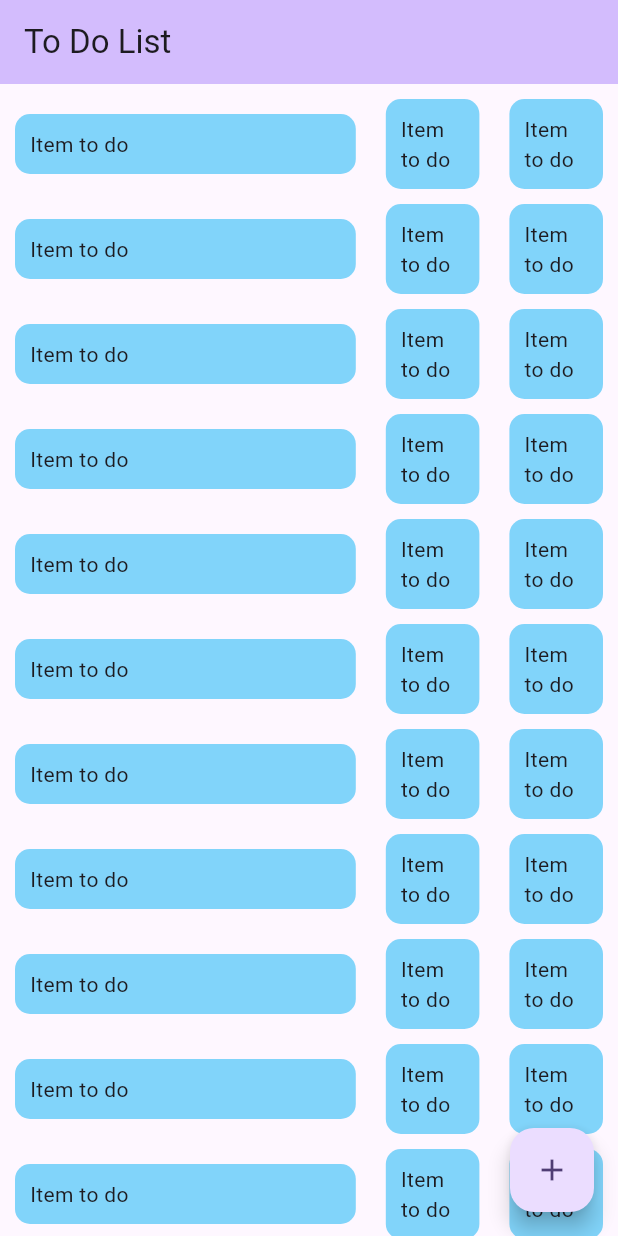
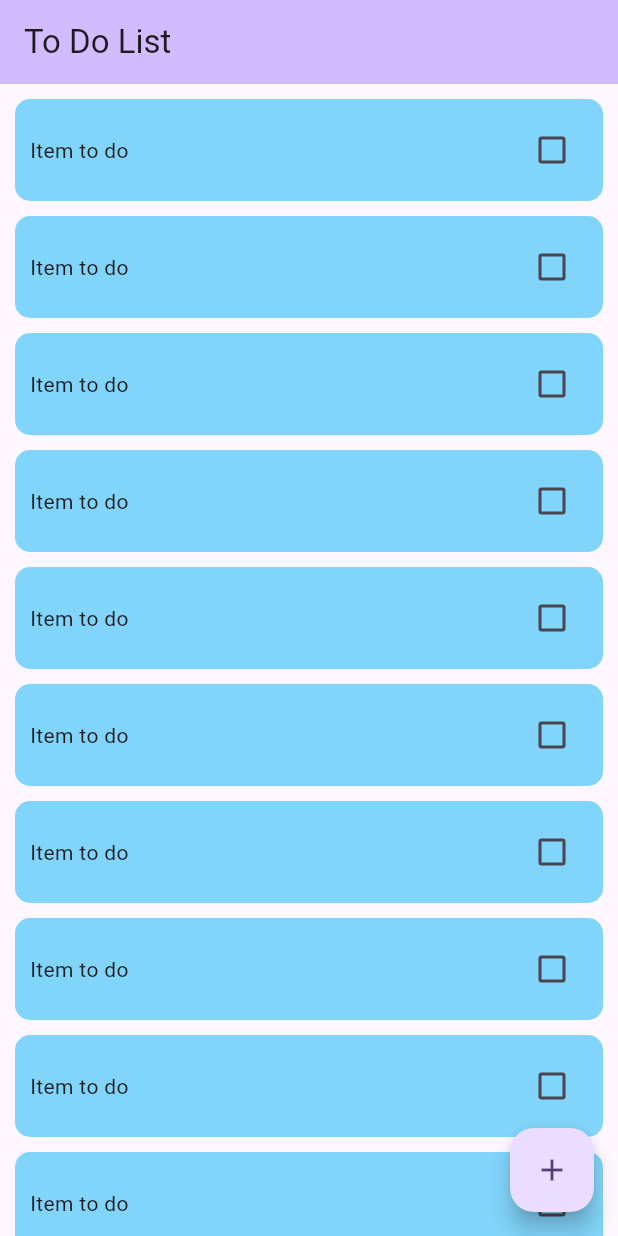
Before and after one commit to ejjat0909/flutter_to_do, a Flutter app: the screen it shows after launch, on a phone screen of 412 x 824 dp. Run offline on Flutter 3.47's test engine with Material 3 defaults, Android fonts, the phone set to English and light mode, and no system bars.

Commit message:
no message

```diff
--- a/lib/screens/home_page/components/item_container.dart
+++ b/lib/screens/home_page/components/item_container.dart
@@ -1,4 +1,6 @@
+import 'package:flutter/cupertino.dart';
 import 'package:flutter/material.dart';
+import 'package:to_do_mobile/screens/edit_to_do/edit_to_do_screen.dart';
 
 class ItemContainer extends StatefulWidget {
   const ItemContainer({
@@ -12,18 +14,60 @@ class ItemContainer extends StatefulWidget {
 class _ItemContainerState extends State<ItemContainer> {
   bool isDone = false;
   bool isOpenOptions = false;
+  bool? isChecked = false;
+
+  // alert dialog
+  Future<void> _showDeleteDialog() async {
+    return showDialog<void>(
+      context: context,
+      barrierDismissible: false, // user must tap button!
+      builder: (BuildContext context) {
+        return AlertDialog(
+          title: const Text('Delete To Do?'),
+          content: const SingleChildScrollView(
+            child: ListBody(
+              children: <Widget>[
+                Text('Are you sure you want to delete this item?'),
+              ],
+            ),
+          ),
+          actions: <Widget>[
+            TextButton(
+              child: const Text('Cancel'),
+              onPressed: () {
+                Navigator.of(context).pop();
+              },
+            ),
+            TextButton(
+              child: const Text('Delete'),
+              onPressed: () {
+                Navigator.of(context).pop();
+              },
+            ),
+          ],
+        );
+      },
+    );
+  }
 
   @override
   Widget build(BuildContext context) {
-    return Row(
-      children: [
-        Expanded(
-          flex: 3,
-          child: GestureDetector(
+    return GestureDetector(
+      onLongPress: () {
+        _showDeleteDialog();
+      },
       onTap: () {
-              setState(() {
-                isDone = !isDone;
-              });
+        // go to edit page
+        Navigator.push(
+          context,
+          CupertinoPageRoute(
+            builder: (context) {
+              return EditToDoScreen(
+                title: 'Item to do',
+              );
+            },
+          ),
+        );
       },
       child: Container(
         width: double.infinity,
@@ -32,7 +76,10 @@ class _ItemContainerState extends State<ItemContainer> {
         decoration: BoxDecoration(
             color: Colors.lightBlue[200],
             borderRadius: BorderRadius.circular(10)),
-              child: Text(
+        child: Row(
+          mainAxisAlignment: MainAxisAlignment.spaceBetween,
+          children: [
+            Text(
               "Item to do",
               textAlign: TextAlign.left,
               style: TextStyle(
@@ -46,74 +93,19 @@ class _ItemContainerState extends State<ItemContainer> {
                 // }
               ),
             ),
-            ),
-          ),
-        ),
-        Expanded(
-          flex: 1,
-          child: GestureDetector(
-            onTap: () {
+            Checkbox(
+              // tristate: true,
+              value: isChecked,
+              onChanged: (bool? value) {
                 setState(() {
+                  isChecked = value;
                   isDone = !isDone;
                 });
               },
-            child: Container(
-              width: double.infinity,
-              padding: EdgeInsets.all(10),
-              margin: EdgeInsets.only(top: 10, left: 10, right: 10),
-              decoration: BoxDecoration(
-                  color: Colors.lightBlue[200],
-                  borderRadius: BorderRadius.circular(10)),
-              child: Text(
-                "Item to do",
-                textAlign: TextAlign.left,
-                style: TextStyle(
-                  decoration:
-                      // inline if else (ternary operator)
-                      isDone ? TextDecoration.lineThrough : TextDecoration.none,
-                  // if (isDone){
-                  //  TextDecoration.lineThrough
-                  // } else {
-                  // TextDecoration.none
-                  // }
+            ),
+          ],
         ),
       ),
-            ),
-          ),
-        ),
-        Expanded(
-          flex: 1,
-          child: GestureDetector(
-            onTap: () {
-              setState(() {
-                isDone = !isDone;
-              });
-            },
-            child: Container(
-              width: double.infinity,
-              padding: EdgeInsets.all(10),
-              margin: EdgeInsets.only(top: 10, left: 10, right: 10),
-              decoration: BoxDecoration(
-                  color: Colors.lightBlue[200],
-                  borderRadius: BorderRadius.circular(10)),
-              child: Text(
-                "Item to do",
-                textAlign: TextAlign.left,
-                style: TextStyle(
-                  decoration:
-                      // inline if else (ternary operator)
-                      isDone ? TextDecoration.lineThrough : TextDecoration.none,
-                  // if (isDone){
-                  //  TextDecoration.lineThrough
-                  // } else {
-                  // TextDecoration.none
-                  // }
-                ),
-              ),
-            ),
-          ),
-        ),
-      ],
     );
   }
 }
```
Also changed, not shown: lib/screens/edit_to_do/edit_to_do_screen.dart (+13 -2 lines). Lines whose indentation alone changed are shown as unchanged.
